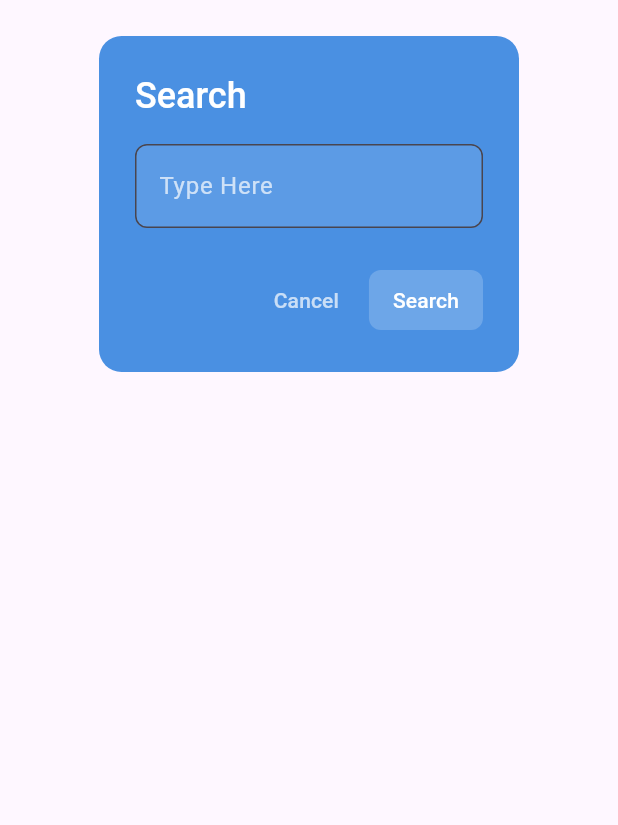
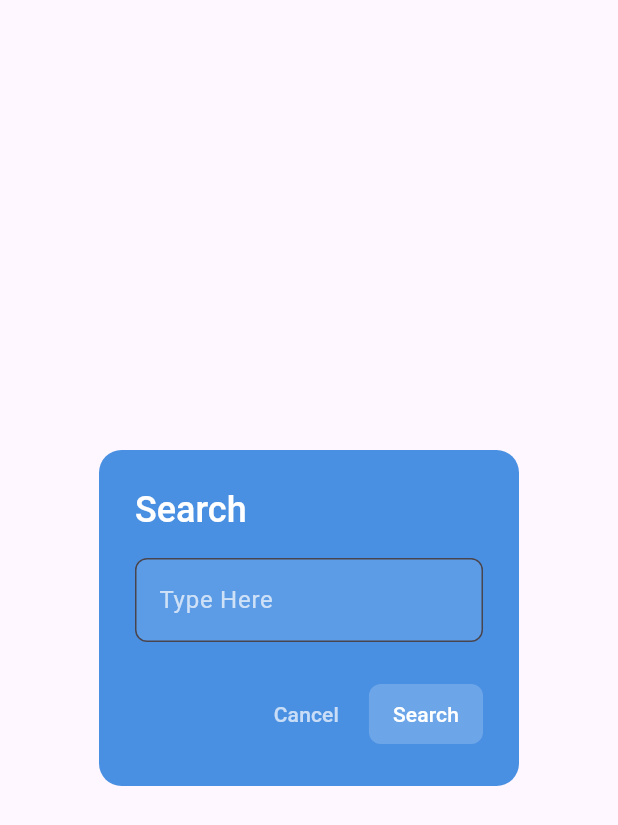
Before and after one commit to hamza-flutterdev/EZ-Horizon, a Flutter app: the CitySearchDialog widget shown alone on an empty page, opened directly with empty values, on a phone screen of 412 x 824 dp. Shown: the top 825 px of the screen. Run offline on Flutter 3.47's test engine with Material 3 defaults, Android fonts, the light colour scheme and no system bars; drawn by our look-alikes of flutter_typeahead; our stand-ins replace flutter_dotenv, geocoding, geolocator, lottie; missing offline and left inert: country_state_city_picker; project files that could hold a hidden picture were left out.

Commit message:
Fix search dialog in landscape orientation

```diff
--- a/lib/widgets/city_search_dialog.dart
+++ b/lib/widgets/city_search_dialog.dart
@@ -24,11 +24,9 @@ class _CitySearchDialogState extends State<CitySearchDialog> {
 
   @override
   Widget build(BuildContext context) {
-    final bottomInset = MediaQuery.of(context).viewInsets.bottom;
     final cityCache = CityDataCache();
 
-    return Padding(
-      padding: EdgeInsets.only(bottom: bottomInset),
+    return Center(
       child: SingleChildScrollView(
         child: AlertDialog(
           backgroundColor: const Color(0xFF4A90E2),
```
